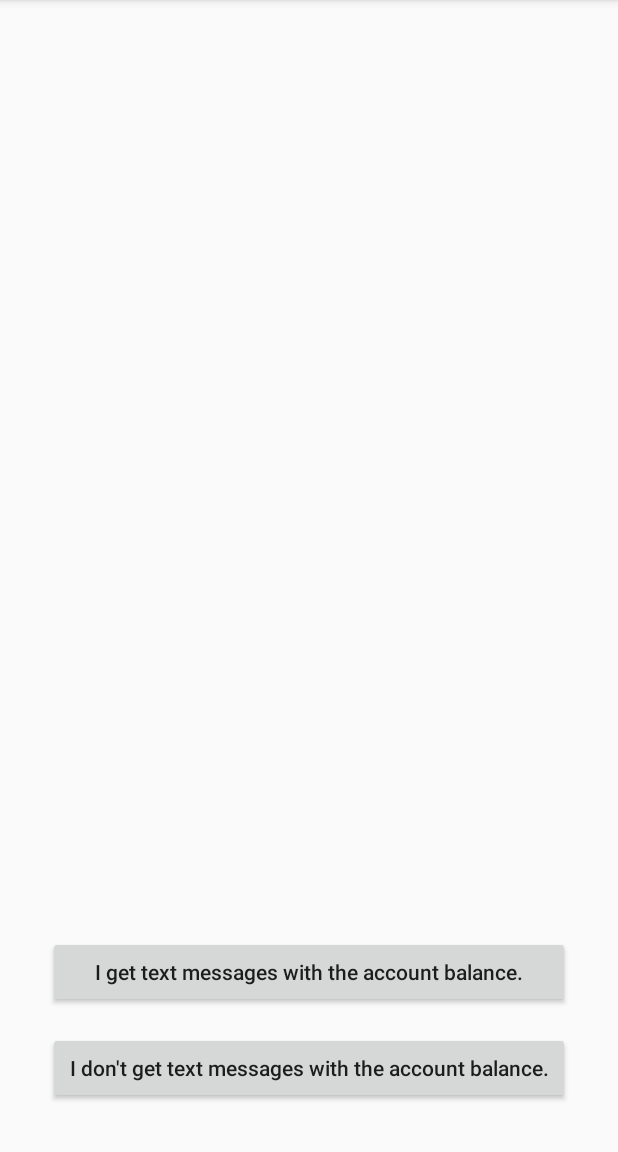
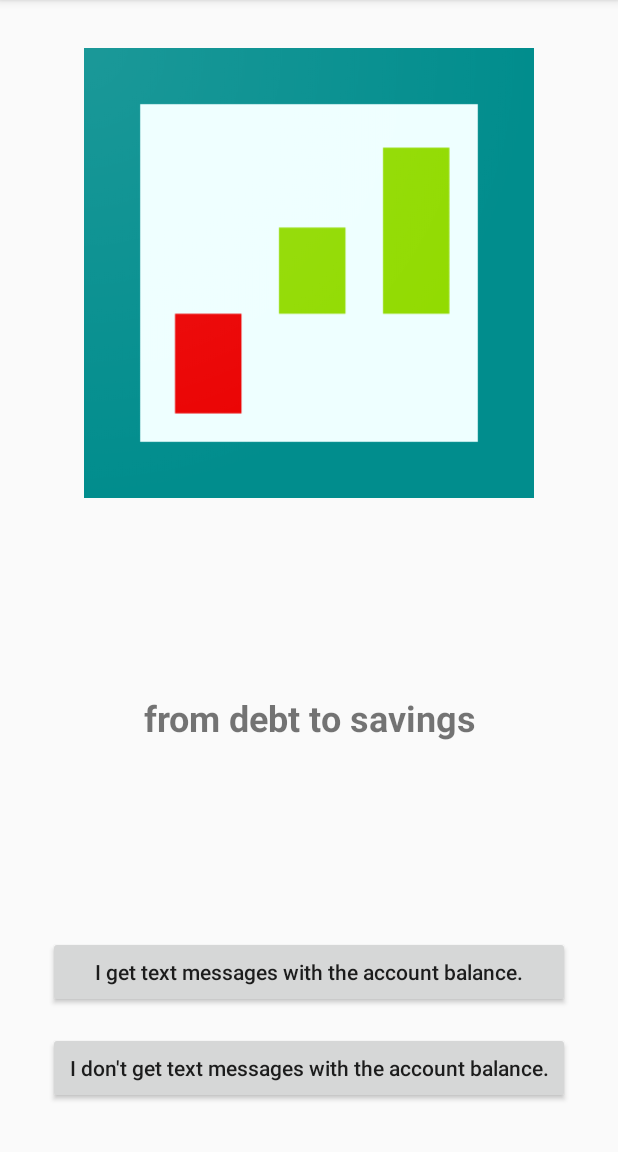
Before and after one commit to RomanJunczys/MyExpenses, an Android app: the screen it shows after launch (StartActivity), on a phone screen of 412 x 824 dp, the part 84-1236 px from its top. Run offline under Robolectric (Android 15) with nearby library versions, the phone set to English and light mode, and no system bars.

Commit message:
I've added tha main image to StartActivity

```diff
--- a/app/src/main/res/layout/activity_start.xml
+++ b/app/src/main/res/layout/activity_start.xml
@@ -5,6 +5,35 @@
     android:layout_width="match_parent"
     android:layout_height="match_parent"
     tools:context=".StartActivity">
+
+    <ImageView
+        android:id="@+id/imageView"
+        android:layout_width="0dp"
+        android:layout_height="300dp"
+        android:layout_marginStart="32dp"
+        android:layout_marginTop="32dp"
+        android:layout_marginEnd="32dp"
+        android:scaleType="centerInside"
+        app:layout_constraintEnd_toEndOf="parent"
+        app:layout_constraintHorizontal_bias="1.0"
+        app:layout_constraintStart_toStartOf="parent"
+        app:layout_constraintTop_toTopOf="parent"
+        app:srcCompat="@drawable/web_hi_res_512" />
+
+    <TextView
+        android:id="@+id/textView2"
+        android:layout_width="wrap_content"
+        android:layout_height="wrap_content"
+        android:layout_marginTop="32dp"
+        android:layout_marginBottom="32dp"
+        android:text="@string/str_from_debt_to_savings"
+        android:textAlignment="center"
+        android:textSize="24sp"
+        android:textStyle="bold"
+        app:layout_constraintBottom_toTopOf="@+id/id_b_i_get_text_messages"
+        app:layout_constraintEnd_toEndOf="parent"
+        app:layout_constraintStart_toStartOf="parent"
+        app:layout_constraintTop_toBottomOf="@+id/imageView" />
 
     <Button
         android:id="@+id/id_b_i_get_text_messages"
@@ -31,4 +60,5 @@
         app:layout_constraintBottom_toBottomOf="parent"
         app:layout_constraintEnd_toEndOf="parent"
         app:layout_constraintStart_toStartOf="parent" />
+
 </androidx.constraintlayout.widget.ConstraintLayout>
--- a/app/src/main/res/values/strings.xml
+++ b/app/src/main/res/values/strings.xml
@@ -28,4 +28,5 @@
     <string name="str_bank_name_preference">Bank name</string>
     <string name="str_i_get_text_messages">I get text messages with the account balance.</string>
     <string name="str_i_dont_get_text_messages">I don\'t get text messages with the account balance.</string>
+    <string name="str_from_debt_to_savings">from debt to savings</string>
 </resources>
```
Also changed, not shown: app/src/main/res/drawable/web_hi_res_512.png (added).
